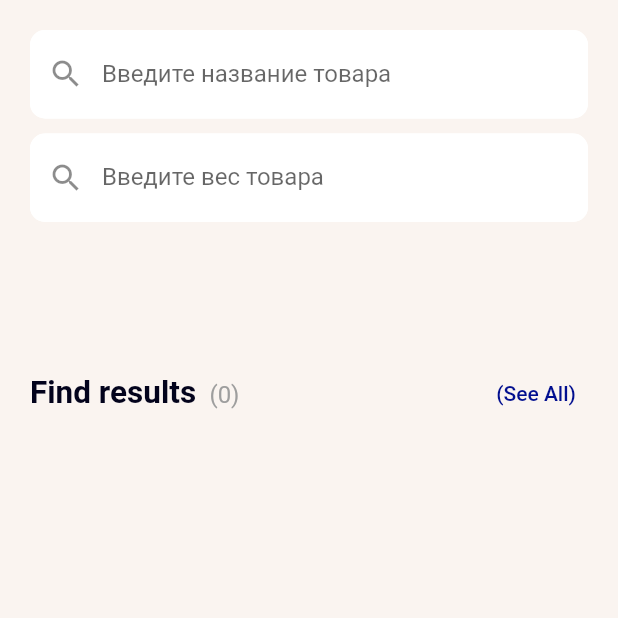
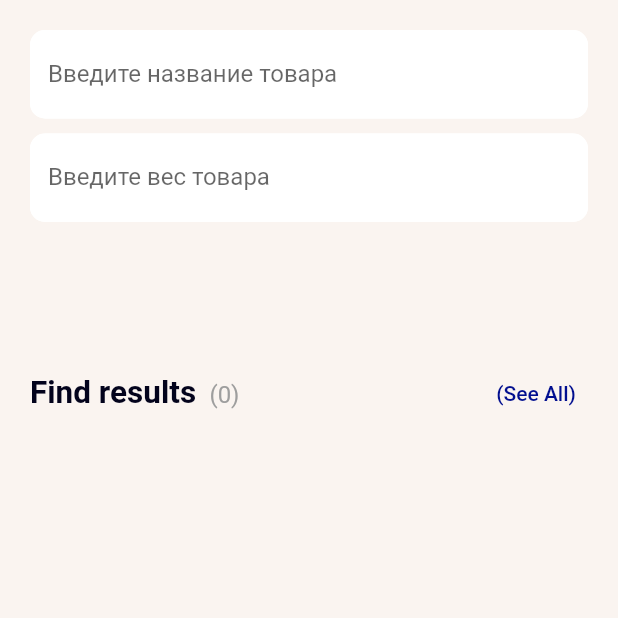
Before and after one commit to Vanilla1999/shop_list, a Flutter app: the screen it shows after launch, on a phone screen of 412 x 824 dp, the top half of it. Run offline on Flutter 3.47's test engine with Material 2 defaults, Android fonts, the phone set to English and light mode, and no system bars; our stand-ins replace bloc, dio, flutter_bloc, flutter_native_splash, freezed_annotation, hive and 3 more; missing offline and left inert: dart:ffi; accounts and stored records are empty; generated files the repository leaves out were written again.

Commit message:
убрал иконки у textField

```diff
--- a/lib/presentation/shop_list_screen/widgets/filter_widget.dart
+++ b/lib/presentation/shop_list_screen/widgets/filter_widget.dart
@@ -45,7 +45,6 @@ class FilterWidget extends StatelessWidget {
       TextField(
         onChanged: onChangedName,
         decoration: _decoration().copyWith(
-            prefixIcon: const Icon(Icons.search),
             labelText: "Введите название товара"),
       ),
       const SizedBox(height: 10.0),
@@ -53,7 +52,6 @@ class FilterWidget extends StatelessWidget {
         onChanged: onChangedWeigth,
         keyboardType: TextInputType.number,
         decoration: _decoration().copyWith(
-            prefixIcon: const Icon(Icons.search),
             labelText: "Введите вес товара"),
       ),
       const SizedBox(height: 10.0),
```
